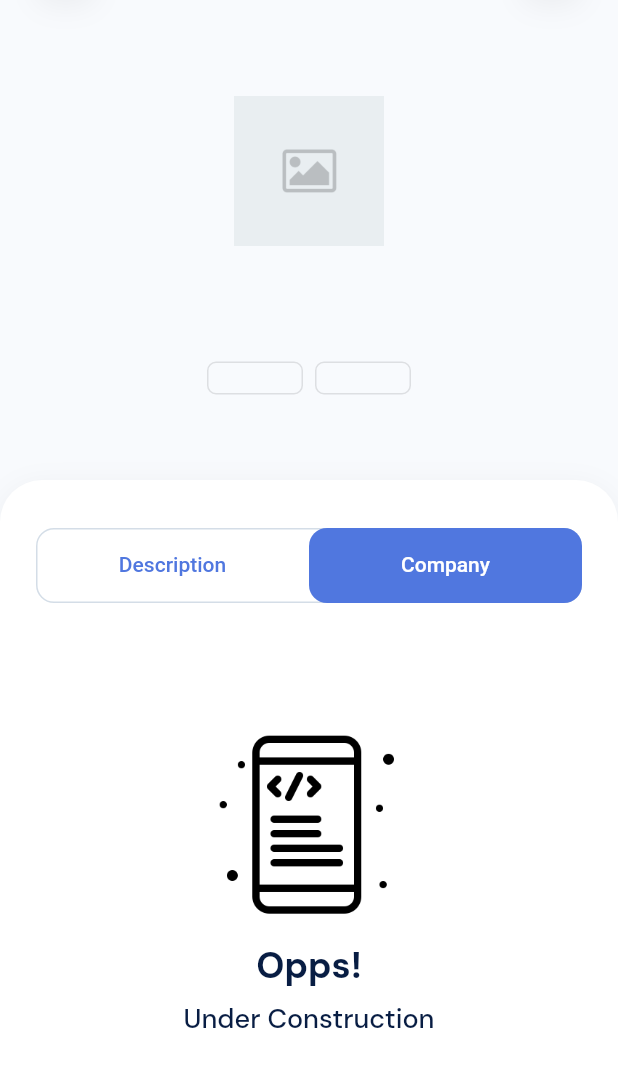
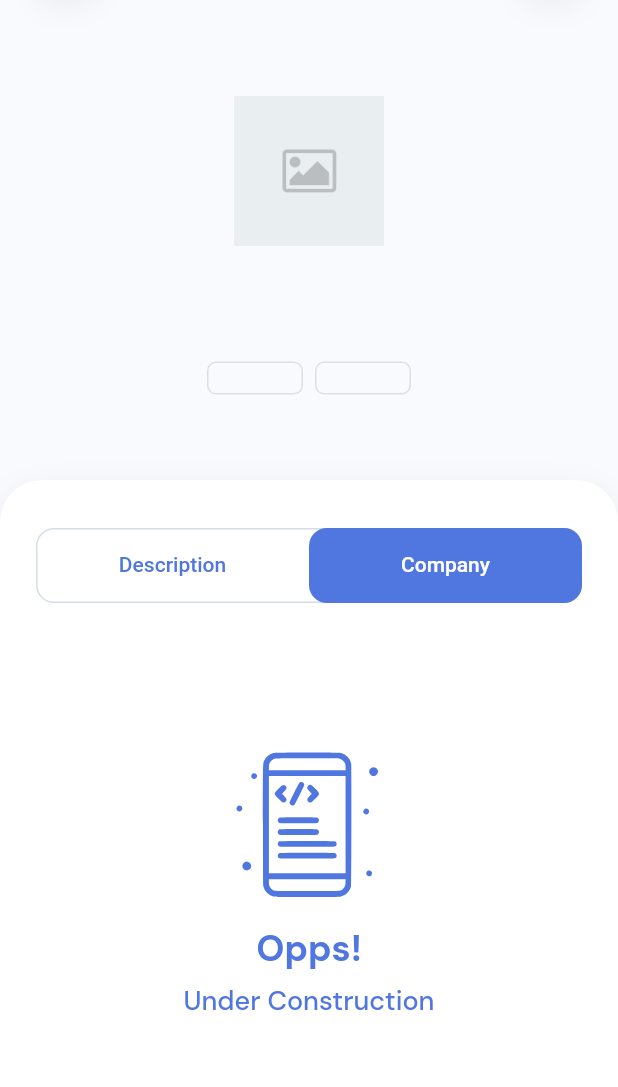
Before and after one commit to dimas-nur/flutter_job_seeker, a Flutter app: the DetailPage screen opened directly with empty values, tab 2 chosen, on a phone screen of 412 x 824 dp, the part 72-1159 px from its top. Run offline on Flutter 3.47's test engine with Material 2 defaults, Android fonts, the phone set to English and light mode, and no system bars; our stand-ins replace equatable, flutter_svg, google_fonts; network calls fail.

```diff
--- a/lib/core/constant/assets.dart
+++ b/lib/core/constant/assets.dart
@@ -4,10 +4,16 @@ class AppIllustrations {
   static const _illustrations = '$_assets/illustrations';
 
   static const illIntro = '$_illustrations/ill_intro_mobile.svg';
+  static const illDevelopment = '$_illustrations/ill_development.svg';
 }
 
 class AppIcons {
   static const _icons = '$_assets/icons';
+
+  static const icMenuHome = '$_icons/ic_menu_home.svg';
+  static const icMenuBookmark = '$_icons/ic_menu_bookmark.svg';
+  static const icMenuMessage = '$_icons/ic_menu_message.svg';
+  static const icMenuProfile = '$_icons/ic_menu_profile.svg';
 
   static const icCategory = '$_icons/ic_category.svg';
   static const icNotification = '$_icons/ic_notification.svg';
@@ -22,7 +28,6 @@ class AppImages {
   static const _images = '$_assets/images';
 
   static const imgPlaceholder = '$_images/img_placeholder.png';
-  static const imgDevelopment = '$_images/img_development.png';
   static const imgGojek = '$_images/logo_gojek.jpg';
 }
 
--- /dev/null
+++ b/lib/core/presentation/pages/pages.dart
@@ -0,0 +1 @@
+export 'home_base_page.dart';
--- a/lib/core/presentation/presentation.dart
+++ b/lib/core/presentation/presentation.dart
@@ -1 +1,3 @@
+export 'pages/pages.dart';
+export 'screens/screens.dart';
 export 'widgets/widgets.dart';
--- /dev/null
+++ b/lib/core/presentation/screens/screens.dart
@@ -0,0 +1 @@
+export 'under_development_screen.dart';
--- /dev/null
+++ b/lib/core/presentation/screens/under_development_screen.dart
@@ -0,0 +1,59 @@
+import 'package:flutter/material.dart';
+import 'package:flutter_svg/flutter_svg.dart';
+
+import '../../core.dart';
+
+class UnderDevelopmentScreen extends StatelessWidget {
+  final Color color;
+
+  const UnderDevelopmentScreen({
+    Key? key,
+    this.color = AppColors.primary,
+  }) : super(key: key);
+
+  @override
+  Widget build(BuildContext context) {
+    final _theme = Theme.of(context);
+
+    return Center(
+      child: Column(
+        mainAxisSize: MainAxisSize.min,
+        children: [
+          Flexible(
+            child: SvgPicture.asset(
+              AppIllustrations.illDevelopment,
+              width: 124,
+              height: 124,
+              color: color,
+            ),
+          ),
+          const SizedBox(
+            height: 16,
+          ),
+          Flexible(
+            child: Text(
+              'Opps!',
+              style: _theme.textTheme.headline5?.copyWith(
+                fontWeight: FontWeight.bold,
+                color: color,
+              ),
+            ),
+          ),
+          const SizedBox(
+            height: 8,
+          ),
+          Flexible(
+            child: Text(
+              'Under Construction',
+              style: _theme.textTheme.bodyText1?.copyWith(
+                fontSize: 18,
+                color: color,
+              ),
+              textAlign: TextAlign.center,
+            ),
+          ),
+        ],
+      ),
+    );
+  }
+}
--- a/lib/core/presentation/widgets/images.dart
+++ b/lib/core/presentation/widgets/images.dart
@@ -27,8 +27,16 @@ class CustomImageNetwork extends StatelessWidget {
         return SizedBox(
           width: width,
           height: height,
-          child: const Center(
-            child: CircularProgressIndicator(),
+          child: Container(
+            decoration: BoxDecoration(
+              color: AppColors.blueSoft.withOpacity(0.2),
+              borderRadius: BorderRadius.circular(8),
+            ),
+            padding: EdgeInsets.all(height < 40 ? 8 : 16),
+            child: Center(
+              child:
+                  CircularProgressIndicator(strokeWidth: height < 40 ? 2 : 4),
+            ),
           ),
         );
       },
--- a/lib/detail/presentation/screens/detail_company_screen.dart
+++ b/lib/detail/presentation/screens/detail_company_screen.dart
@@ -21,35 +21,6 @@ class _DetailCompanyScreenState extends State<DetailCompanyScreen> {
   Widget build(BuildContext context) {
     _theme = Theme.of(context);
 
-    return Center(
-      child: Column(
-        mainAxisSize: MainAxisSize.min,
-        children: [
-          Image.asset(
-            AppImages.imgDevelopment,
-            width: 124,
-            height: 124,
-          ),
-          const SizedBox(
-            height: 16,
-          ),
-          Text(
-            'Opps!',
-            style: _theme.textTheme.headline5?.copyWith(
-              fontWeight: FontWeight.bold,
-            ),
-          ),
-          const SizedBox(
-            height: 8,
-          ),
-          Text(
-            'Under Construction',
-            style: _theme.textTheme.bodyText1?.copyWith(
-              fontSize: 18,
-            ),
-          ),
-        ],
-      ),
-    );
+    return const UnderDevelopmentScreen();
   }
 }
--- a/lib/main.dart
+++ b/lib/main.dart
@@ -1,5 +1,6 @@
 import 'package:flutter/material.dart';
 import 'package:flutter/services.dart';
+import 'package:flutter_job_seeker/intro/intro.dart';
 
 import 'core/constant/theme.dart';
 import 'home/home.dart';
@@ -25,7 +26,7 @@ class MyApp extends StatelessWidget {
       title: 'Job Seeker',
       theme: AppTheme.of(context),
       debugShowCheckedModeBanner: false,
-      home: const HomePage(),
+      home: const IntroPage(),
     );
   }
 }
```
Also changed, not shown: lib/core/presentation/pages/home_base_page.dart (added, +203 -0 lines), lib/intro/intro_page.dart (+12 -1 lines), assets/icons/ic_menu_bookmark.svg, assets/icons/ic_menu_home.svg, assets/icons/ic_menu_message.svg, assets/icons/ic_menu_profile.svg (added), assets/icons/ic_profile.svg (deleted), assets/illustrations/ill_development.svg (added), assets/images/img_development.png (deleted).
